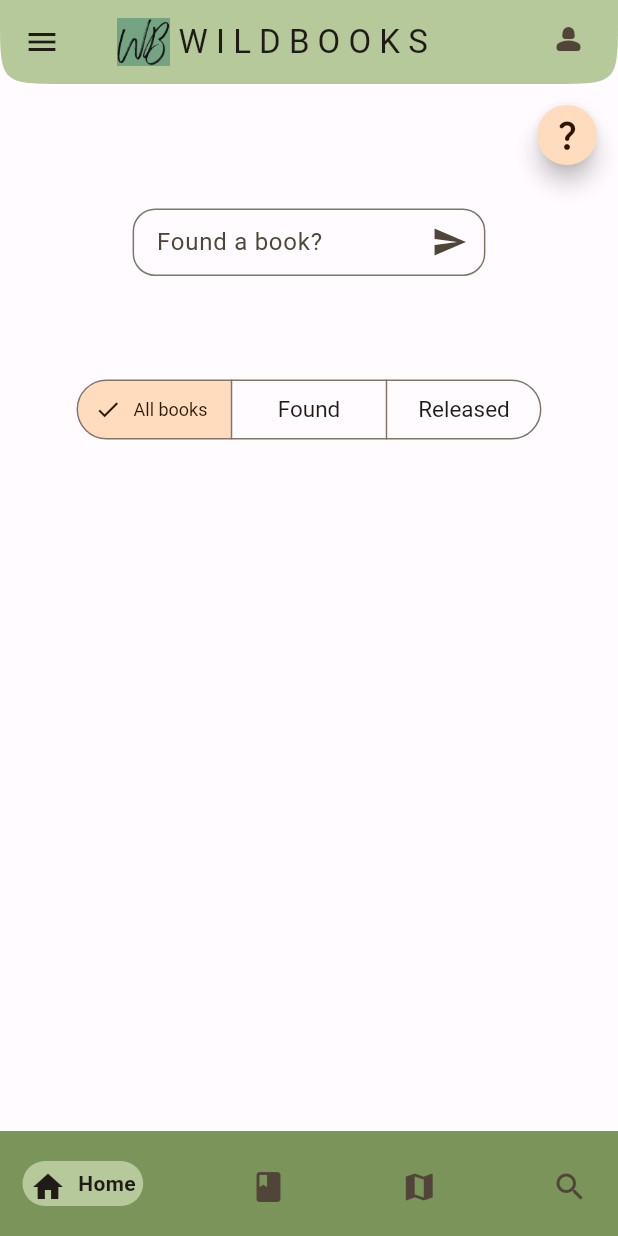
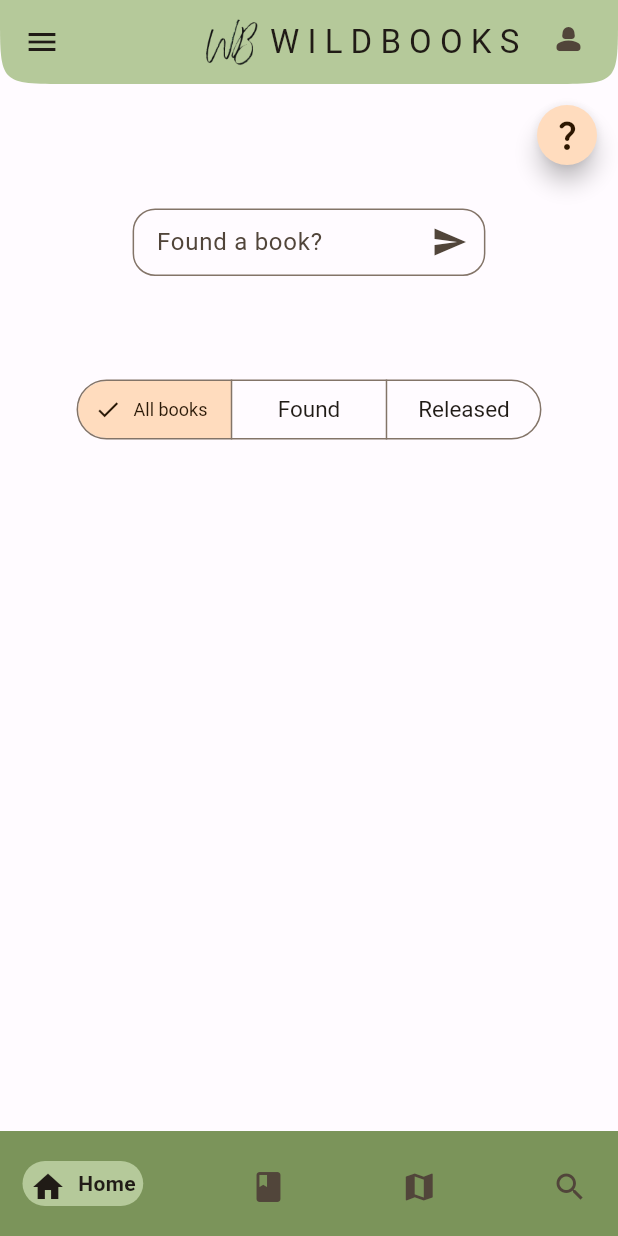
Before and after one commit to Storme419/WildBooks, a Flutter app: the RootPage screen opened by its route, on a phone screen of 412 x 824 dp. Run offline on Flutter 3.47's test engine with Material 3 defaults, Android fonts, the phone set to English and light mode, and no system bars; drawn by our look-alikes of google_nav_bar; our stand-ins replace expandable_text, flutter_map, geocoding, geolocator, image_picker, introduction_screen and 4 more; missing offline and left inert: flutter_map_animations; accounts and stored records are empty.

Commit message:
changed logo background colour

```diff
--- a/wild_books/lib/main.dart
+++ b/wild_books/lib/main.dart
@@ -85,9 +85,7 @@ class _RootPageState extends State<RootPage> {
                 accountName: Text(''),
                 accountEmail: Text(''),
                 decoration: BoxDecoration(
-                color: Theme.of(context).colorScheme.primary
-              )
-            ),
+                    color: Theme.of(context).colorScheme.primary)),
             SwitchListTile(
               title: const Text('Dark Mode'),
               value: ThemeController.instance.isDarkTheme,
@@ -150,11 +148,12 @@ class _RootPageState extends State<RootPage> {
         title: Row(
           children: [
             Padding(
-              padding: const EdgeInsets.all(6.0),
-              child: Image.asset('lib/images/WB logo.png', height: 32),
+              padding: const EdgeInsets.fromLTRB(65, 8, 8, 8),
+              child: Image.asset('lib/images/WB_logo.png', height: 32),
             ),
             const Text(
               'W I L D B O O K S',
+              textAlign: TextAlign.center,
             ),
           ],
         ),
--- a/wild_books/pubspec.yaml
+++ b/wild_books/pubspec.yaml
@@ -71,7 +71,7 @@ flutter:
     - lib/images/wildbooks1.png
     - lib/images/wildbooks2.png
     - lib/images/wildbooks3.png
-    - lib/images/WB logo.png
+    - lib/images/WB_logo.png
 
   #   - images/a_dot_ham.jpeg
   # An image asset can refer to one or more resolution-specific "variants", see
```
Also changed, not shown: wild_books/lib/images/WB_logo.png (added). Lines whose indentation alone changed are shown as unchanged.
